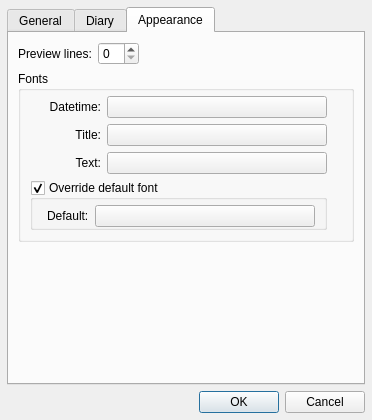
Above: hazama/ui/configdialog.ui from krrr/Hazama before the change. Below: the same form after it.
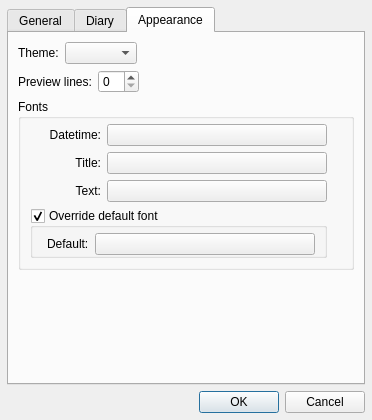
That is the form after the change. The open tabs and pages were chosen to show the change. Icons and pictures are not drawn.

Commit message: Add theme option in config dialog

Diff of the .ui file:
```diff
--- a/hazama/ui/configdialog.ui
+++ b/hazama/ui/configdialog.ui
@@ -338,7 +338,34 @@
       </attribute>
       <layout class="QVBoxLayout" name="verticalLayout_2">
        <item>
-        <layout class="QHBoxLayout" name="horizontalLayout_2">
+        <layout class="QHBoxLayout" name="horizontalLayout_7">
+         <item>
+          <widget class="QLabel" name="themeLabel">
+           <property name="text">
+            <string>Theme:</string>
+           </property>
+          </widget>
+         </item>
+         <item>
+          <widget class="QComboBox" name="themeCombo"/>
+         </item>
+         <item>
+          <spacer name="horizontalSpacer_6">
+           <property name="orientation">
+            <enum>Qt::Horizontal</enum>
+           </property>
+           <property name="sizeHint" stdset="0">
+            <size>
+             <width>40</width>
+             <height>20</height>
+            </size>
+           </property>
+          </spacer>
+         </item>
+        </layout>
+       </item>
+       <item>
+        <layout class="QHBoxLayout" name="horizontalLayout_6">
          <item>
           <widget class="QLabel" name="preLinesLabel">
            <property name="text">
```
The commit also changes 3 other files.
